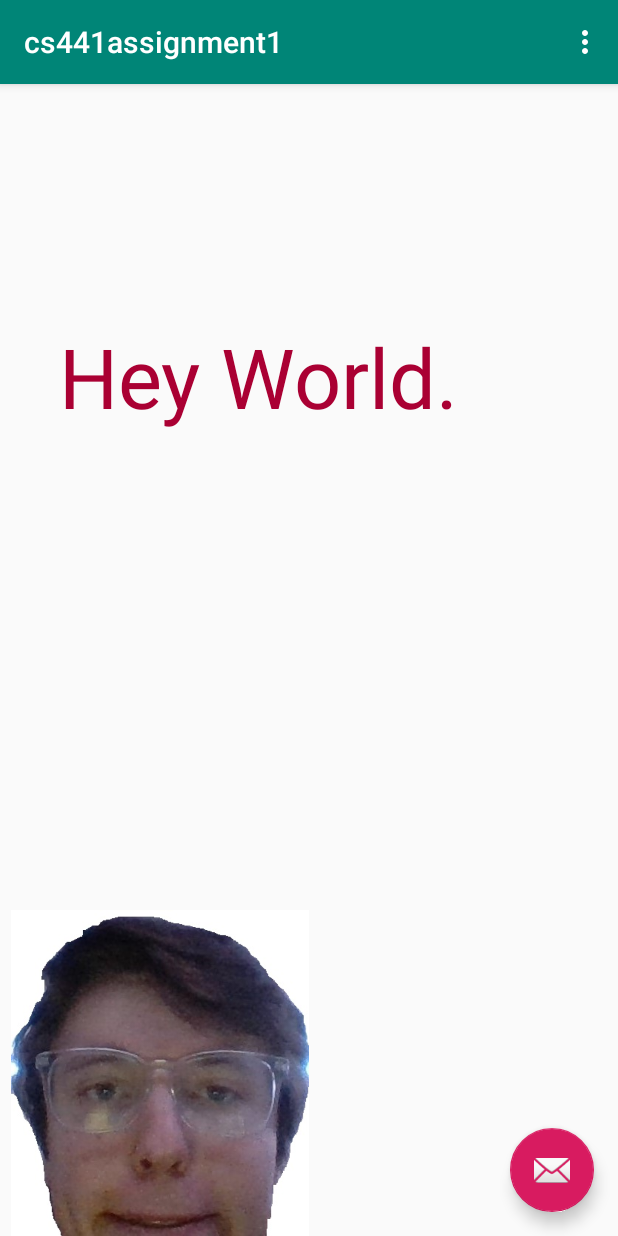
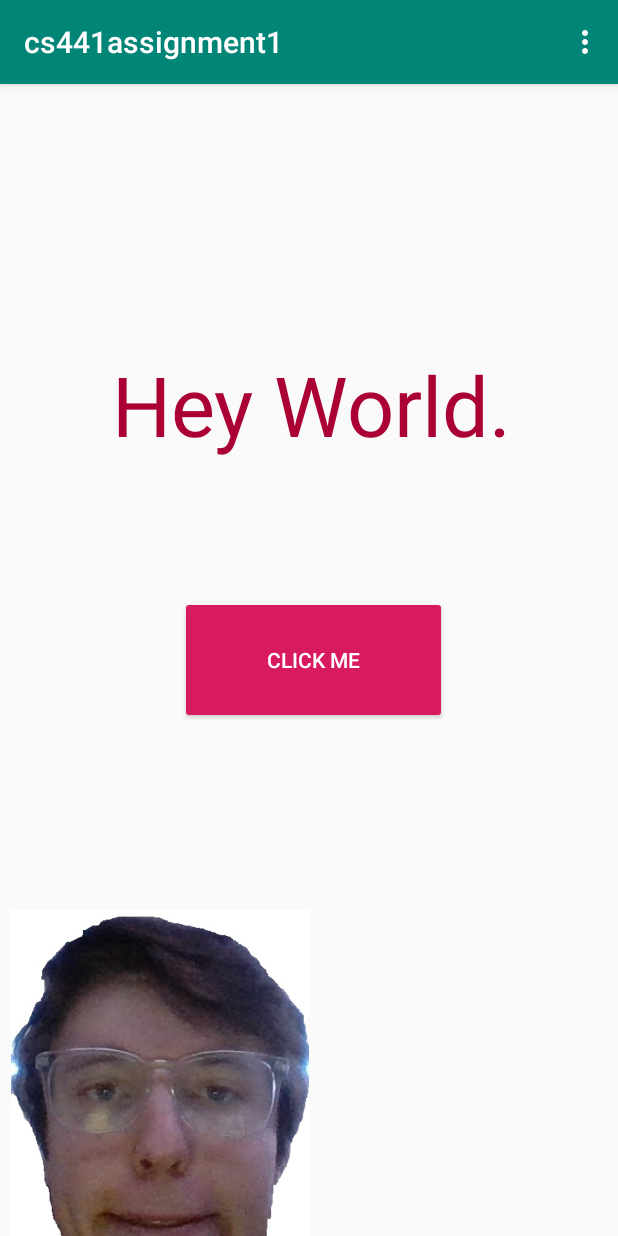
Before and after one commit to JRocco48/cs441_assignment1, an Android app: the screen it shows after launch (MainActivity), on a phone screen of 412 x 824 dp. Run offline under Robolectric (Android 15) with nearby library versions, the phone set to English and light mode, and no system bars.

Commit message:
Removed FOB, added function for "helloworld.m4a" to play on click of new button.

```diff
--- a/app/src/main/java/com/example/cs441assignment1/MainActivity.java
+++ b/app/src/main/java/com/example/cs441assignment1/MainActivity.java
@@ -1,5 +1,7 @@
 package com.example.cs441assignment1;
 
+import android.media.MediaPlayer;
+import android.widget.Button;
 import android.os.Bundle;
 import android.support.design.widget.FloatingActionButton;
 import android.support.design.widget.Snackbar;
@@ -18,12 +20,11 @@ public class MainActivity extends AppCompatActivity {
         Toolbar toolbar = findViewById(R.id.toolbar);
         setSupportActionBar(toolbar);
 
-        FloatingActionButton fab = findViewById(R.id.fab);
-        fab.setOnClickListener(new View.OnClickListener() {
-            @Override
-            public void onClick(View view) {
-                Snackbar.make(view, "Replace with your own action", Snackbar.LENGTH_LONG)
-                        .setAction("Action", null).show();
+        final MediaPlayer helloWorld = MediaPlayer.create(this, R.raw.helloworld);
+        Button helloButton = this.findViewById(R.id.clickMe);
+        helloButton.setOnClickListener(new View.OnClickListener() {
+            public void onClick(View v) {
+                helloWorld.start();
             }
         });
     }
--- a/app/src/main/res/layout/activity_main.xml
+++ b/app/src/main/res/layout/activity_main.xml
@@ -20,14 +20,22 @@
 
     </android.support.design.widget.AppBarLayout>
 
-    <include layout="@layout/content_main" />
+    <include
+        android:id="@+id/include"
+        layout="@layout/content_main" />
 
-    <android.support.design.widget.FloatingActionButton
-        android:id="@+id/fab"
-        android:layout_width="wrap_content"
-        android:layout_height="wrap_content"
-        android:layout_gravity="bottom|end"
-        android:layout_margin="@dimen/fab_margin"
-        app:srcCompat="@android:drawable/ic_dialog_email" />
+    <Button
+        android:id="@+id/clickMe"
+        style="@style/Widget.AppCompat.Button.Colored"
+        android:layout_width="178dp"
+        android:layout_height="85dp"
+        android:layout_marginStart="120dp"
+        android:layout_marginLeft="120dp"
+        android:layout_marginTop="16dp"
+        android:text="Click Me"
+        app:layout_anchor="@+id/include"
+        app:layout_anchorGravity="left|center"
+        app:layout_constraintStart_toStartOf="@+id/textView"
+        app:layout_constraintTop_toBottomOf="@+id/textView" />
 
 </android.support.design.widget.CoordinatorLayout>
--- a/app/src/main/res/layout/content_main.xml
+++ b/app/src/main/res/layout/content_main.xml
@@ -10,17 +10,17 @@
 
     <TextView
         android:id="@+id/textView"
-        android:layout_width="332dp"
-        android:layout_height="106dp"
+        android:layout_width="289dp"
+        android:layout_height="81dp"
         android:text="Hey World."
+        android:textColor="#A03"
         android:textSize="55sp"
-        android:textColor="#A03"
         app:layout_constraintBottom_toBottomOf="parent"
-        app:layout_constraintHorizontal_bias="0.493"
+        app:layout_constraintHorizontal_bias="0.606"
         app:layout_constraintLeft_toLeftOf="parent"
         app:layout_constraintRight_toRightOf="parent"
         app:layout_constraintTop_toTopOf="parent"
-        app:layout_constraintVertical_bias="0.239" />
+        app:layout_constraintVertical_bias="0.257" />
 
     <ImageView
         android:id="@+id/imageView"
```
Also changed, not shown: 1 other file.
